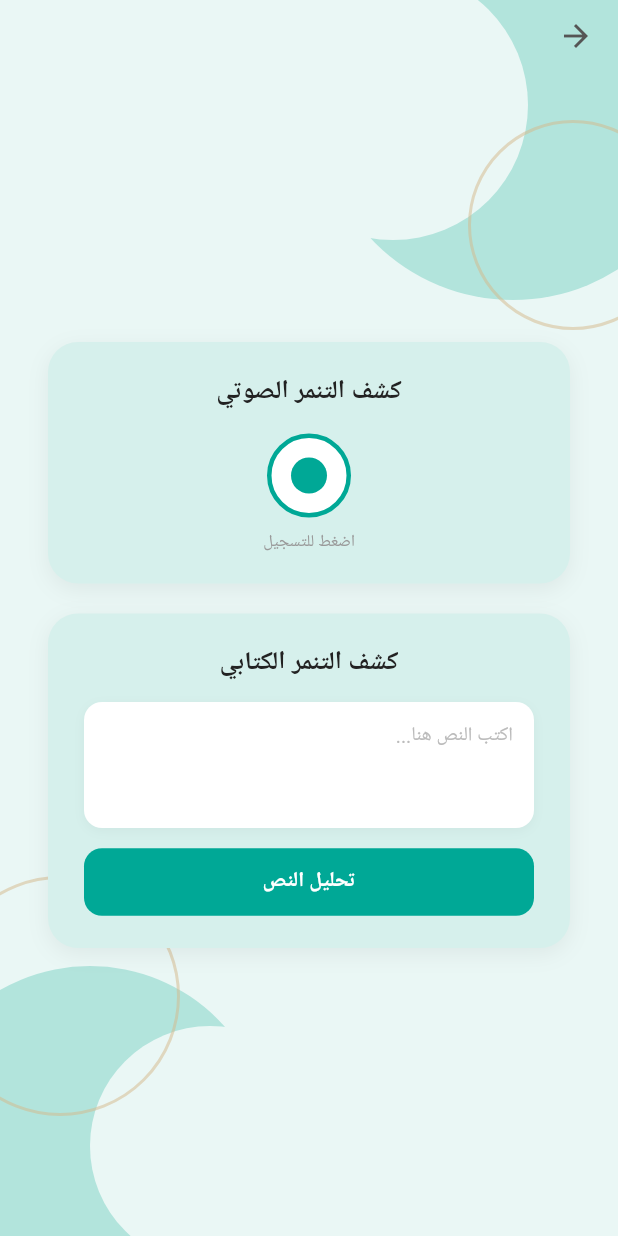
After one commit to Dhay-1/GP2, a Flutter app: the Detection2Screen screen opened directly, on a phone screen of 412 x 824 dp. The commit adds this screen. Run offline on Flutter 3.47's test engine with Material 3 defaults, Android fonts, the phone set to English and light mode, and no system bars; our stand-ins replace get; Roboto replaces fonts that are missing (Cairo).

Commit message:
commited detection

```diff
--- /dev/null
+++ b/aman_play/lib/screens/detection2.dart
@@ -0,0 +1,347 @@
+import 'package:flutter/material.dart';
+
+class Detection2Screen extends StatefulWidget {
+  const Detection2Screen({super.key});
+
+  @override
+  State<Detection2Screen> createState() => _Detection2ScreenState();
+}
+
+class _Detection2ScreenState extends State<Detection2Screen> {
+  bool _isRecording = false;
+  final TextEditingController _textController = TextEditingController();
+
+  void _toggleRecording() {
+    setState(() => _isRecording = !_isRecording);
+    // TODO: Hook up actual mic recording logic here
+  }
+
+  @override
+  void dispose() {
+    _textController.dispose();
+    super.dispose();
+  }
+
+  @override
+  Widget build(BuildContext context) {
+    return Directionality(
+      textDirection: TextDirection.rtl,
+      child: Scaffold(
+        backgroundColor: const Color(0xFFEAF7F5),
+        body: Stack(
+          children: [
+            // Background decorative shapes (same as detection.dart)
+            _buildBackground(),
+
+            // Content
+            SafeArea(
+              child: Column(
+                crossAxisAlignment: CrossAxisAlignment.start,
+                children: [
+                  // Back arrow
+                  Padding(
+                    padding: const EdgeInsets.only(top: 12, left: 16, right: 16),
+                    child: GestureDetector(
+                      onTap: () => Navigator.pop(context),
+                      child: const Icon(
+                        Icons.arrow_back,
+                        color: Color(0xFF555555),
+                        size: 24,
+                      ),
+                    ),
+                  ),
+
+                  // Cards
+                  Expanded(
+                    child: Center(
+                      child: Padding(
+                        padding: const EdgeInsets.symmetric(horizontal: 32),
+                        child: Column(
+                          mainAxisSize: MainAxisSize.min,
+                          children: [
+                            // Audio detection card
+                            _buildAudioCard(),
+                            const SizedBox(height: 20),
+                            // Text detection card
+                            _buildTextCard(),
+                          ],
+                        ),
+                      ),
+                    ),
+                  ),
+                ],
+              ),
+            ),
+          ],
+        ),
+      ),
+    );
+  }
+
+  Widget _buildBackground() {
+    return Stack(
+      children: [
+        // Top-right large teal circle
+        Positioned(
+          top: -60,
+          right: -60,
+          child: Container(
+            width: 260,
+            height: 260,
+            decoration: const BoxDecoration(
+              color: Color(0xFFB2E4DC),
+              shape: BoxShape.circle,
+            ),
+          ),
+        ),
+        // Top-right white circle overlap
+        Positioned(
+          top: -20,
+          right: 60,
+          child: Container(
+            width: 180,
+            height: 180,
+            decoration: const BoxDecoration(
+              color: Color(0xFFEAF7F5),
+              shape: BoxShape.circle,
+            ),
+          ),
+        ),
+        // Bottom-left teal circle
+        Positioned(
+          bottom: -60,
+          left: -60,
+          child: Container(
+            width: 240,
+            height: 240,
+            decoration: const BoxDecoration(
+              color: Color(0xFFB2E4DC),
+              shape: BoxShape.circle,
+            ),
+          ),
+        ),
+        // Bottom-left white circle overlap
+        Positioned(
+          bottom: -20,
+          left: 60,
+          child: Container(
+            width: 160,
+            height: 160,
+            decoration: const BoxDecoration(
+              color: Color(0xFFEAF7F5),
+              shape: BoxShape.circle,
+            ),
+          ),
+        ),
+        // Decorative gold ring bottom-left
+        Positioned(
+          bottom: 80,
+          left: -40,
+          child: Container(
+            width: 160,
+            height: 160,
+            decoration: BoxDecoration(
+              shape: BoxShape.circle,
+              border: Border.all(
+                color: const Color(0xFFD4B88A).withOpacity(0.5),
+                width: 2,
+              ),
+            ),
+          ),
+        ),
+        // Decorative gold ring top-right
+        Positioned(
+          top: 80,
+          right: -40,
+          child: Container(
+            width: 140,
+            height: 140,
+            decoration: BoxDecoration(
+              shape: BoxShape.circle,
+              border: Border.all(
+                color: const Color(0xFFD4B88A).withOpacity(0.5),
+                width: 2,
+              ),
+            ),
+          ),
+        ),
+      ],
+    );
+  }
+
+  Widget _buildAudioCard() {
+    return Container(
+      width: double.infinity,
+      padding: const EdgeInsets.symmetric(horizontal: 24, vertical: 20),
+      decoration: BoxDecoration(
+        color: const Color(0xFFD6F0EC),
+        borderRadius: BorderRadius.circular(20),
+        boxShadow: [
+          BoxShadow(
+            color: Colors.black.withOpacity(0.06),
+            blurRadius: 12,
+            offset: const Offset(0, 4),
+          ),
+        ],
+      ),
+      child: Column(
+        children: [
+          // Title
+          const Text(
+            'كشف التنمر الصوتي',
+            textAlign: TextAlign.center,
+            style: TextStyle(
+              fontSize: 17,
+              fontWeight: FontWeight.bold,
+              color: Color(0xFF222222),
+              fontFamily: 'Cairo',
+            ),
+          ),
+          const SizedBox(height: 16),
+          // Record button
+          GestureDetector(
+            onTap: _toggleRecording,
+            child: AnimatedContainer(
+              duration: const Duration(milliseconds: 300),
+              width: 56,
+              height: 56,
+              decoration: BoxDecoration(
+                shape: BoxShape.circle,
+                border: Border.all(
+                  color: const Color(0xFF00A896),
+                  width: 3,
+                ),
+                color: _isRecording
+                    ? const Color(0xFF00A896).withOpacity(0.15)
+                    : Colors.white,
+              ),
+              child: Center(
+                child: AnimatedContainer(
+                  duration: const Duration(milliseconds: 300),
+                  width: _isRecording ? 20 : 24,
+                  height: _isRecording ? 20 : 24,
+                  decoration: BoxDecoration(
+                    color: const Color(0xFF00A896),
+                    borderRadius: _isRecording
+                        ? BorderRadius.circular(4) // square = stop icon
+                        : BorderRadius.circular(12), // circle = record icon
+                  ),
+                ),
+              ),
+            ),
+          ),
+          const SizedBox(height: 8),
+          // Recording status hint
+          Text(
+            _isRecording ? 'جارٍ التسجيل... اضغط للإيقاف' : 'اضغط للتسجيل',
+            style: TextStyle(
+              fontSize: 11,
+              color: _isRecording
+                  ? const Color(0xFF00A896)
+                  : const Color(0xFF999999),
+              fontFamily: 'Cairo',
+            ),
+          ),
+        ],
+      ),
+    );
+  }
+
+  Widget _buildTextCard() {
+    return Container(
+      width: double.infinity,
+      padding: const EdgeInsets.symmetric(horizontal: 24, vertical: 20),
+      decoration: BoxDecoration(
+        color: const Color(0xFFD6F0EC),
+        borderRadius: BorderRadius.circular(20),
+        boxShadow: [
+          BoxShadow(
+            color: Colors.black.withOpacity(0.06),
+            blurRadius: 12,
+            offset: const Offset(0, 4),
+          ),
+        ],
+      ),
+      child: Column(
+        children: [
+          // Title
+          const Text(
+            'كشف التنمر الكتابي',
+            textAlign: TextAlign.center,
+            style: TextStyle(
+              fontSize: 17,
+              fontWeight: FontWeight.bold,
+              color: Color(0xFF222222),
+              fontFamily: 'Cairo',
+            ),
+          ),
+          const SizedBox(height: 14),
+          // Text input field
+          Container(
+            decoration: BoxDecoration(
+              color: Colors.white,
+              borderRadius: BorderRadius.circular(12),
+              boxShadow: [
+                BoxShadow(
+                  color: Colors.black.withOpacity(0.04),
+                  blurRadius: 6,
+                  offset: const Offset(0, 2),
+                ),
+              ],
+            ),
+            child: TextField(
+              controller: _textController,
+              textDirection: TextDirection.rtl,
+              maxLines: 3,
+              style: const TextStyle(
+                fontSize: 13,
+                fontFamily: 'Cairo',
+                color: Color(0xFF333333),
+              ),
+              decoration: const InputDecoration(
+                hintText: 'اكتب النص هنا...',
+                hintStyle: TextStyle(
+                  color: Color(0xFFBBBBBB),
+                  fontSize: 13,
+                  fontFamily: 'Cairo',
+                ),
+                border: InputBorder.none,
+                contentPadding: EdgeInsets.symmetric(
+                  horizontal: 14,
+                  vertical: 12,
+                ),
+              ),
+            ),
+          ),
+          const SizedBox(height: 12),
+          // Analyse button
+          SizedBox(
+            width: double.infinity,
+            child: ElevatedButton(
+              onPressed: () {
+                // TODO: Hook up text analysis logic here
+              },
+              style: ElevatedButton.styleFrom(
+                backgroundColor: const Color(0xFF00A896),
+                foregroundColor: Colors.white,
+                shape: RoundedRectangleBorder(
+                  borderRadius: BorderRadius.circular(12),
+                ),
+                padding: const EdgeInsets.symmetric(vertical: 12),
+                elevation: 0,
+              ),
+              child: const Text(
+                'تحليل النص',
+                style: TextStyle(
+                  fontSize: 14,
+                  fontWeight: FontWeight.bold,
+                  fontFamily: 'Cairo',
+                ),
+              ),
+            ),
+          ),
+        ],
+      ),
+    );
+  }
+}
```
Also changed, not shown: aman_play/lib/screens/dashboard.dart (+14 -1 lines), aman_play/lib/screens/detection.dart (+195 -30 lines).
